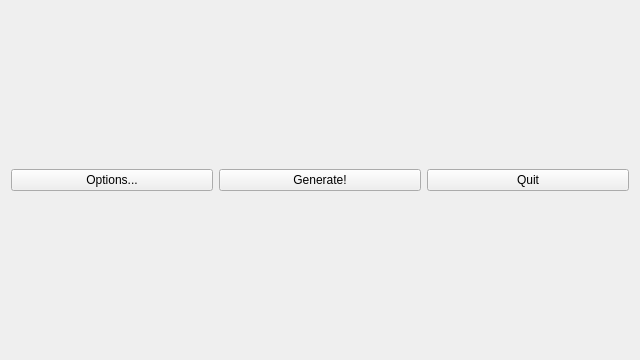
Before: the Qt Designer form mainwindow.ui in amatveiakin/random-chess-helper, drawn with Qt 5.
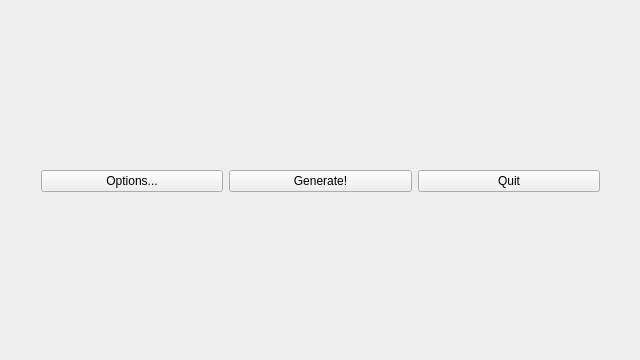
After: the same form once the commit is applied.

Commit message: Options dialog fixed.

Patch:
```diff
--- a/mainwindow.ui
+++ b/mainwindow.ui
@@ -14,6 +14,15 @@
    <string>Random chess helper</string>
   </property>
   <widget class="QWidget" name="centralWidget">
+   <widget class="QWidget" name="formWidget" native="true">
+    <property name="geometry">
+     <rect>
+      <x>30</x>
+      <y>30</y>
+      <width>581</width>
+      <height>301</height>
+     </rect>
+    </property>
    <layout class="QVBoxLayout" name="verticalLayout">
     <item>
      <widget class="QWidget" name="blackPiecesWidget" native="true"/>
@@ -47,6 +56,7 @@
      <widget class="QWidget" name="whitePiecesWidget" native="true"/>
     </item>
    </layout>
+   </widget>
   </widget>
  </widget>
  <layoutdefault spacing="6" margin="11"/>
```
Lines whose indentation alone changed are shown as unchanged. The commit also changes 4 other files.
